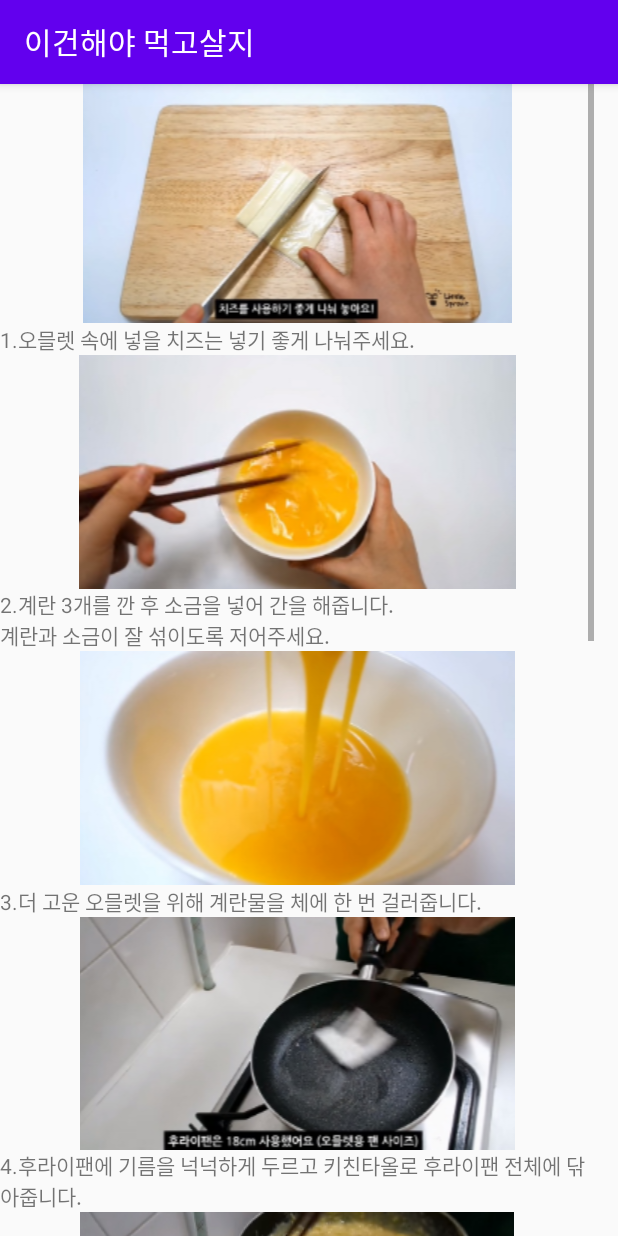
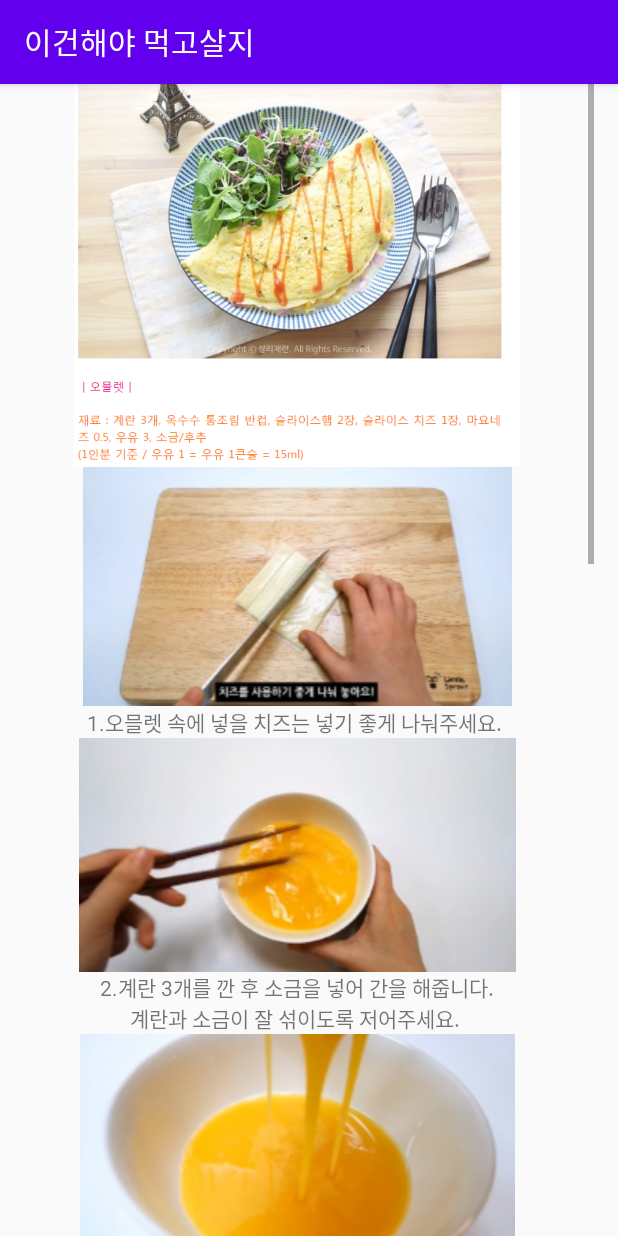
Before and after one commit to HAseungcheol/review, an Android app: the EggActivity screen opened directly, with no data from a screen before it, on a phone screen of 412 x 824 dp. Run offline under Robolectric (Android 15) with nearby library versions, the phone set to English and light mode, and no system bars.

Commit message:
2020-04-29(1)

```diff
--- a/menu/src/main/res/layout/activity_egg.xml
+++ b/menu/src/main/res/layout/activity_egg.xml
@@ -15,6 +15,12 @@
             android:orientation="vertical" >
 
             <ImageView
+                android:id="@+id/imageView3"
+                android:layout_width="match_parent"
+                android:layout_height="255dp"
+                app:srcCompat="@drawable/eeg0PNG" />
+
+            <ImageView
                 android:id="@+id/imageView4"
                 android:layout_width="396dp"
                 android:layout_height="wrap_content"
@@ -25,6 +31,7 @@
                 android:id="@+id/textView5"
                 android:layout_width="match_parent"
                 android:layout_height="wrap_content"
+                android:gravity="center"
                 android:text="1.오믈렛 속에 넣을 치즈는 넣기 좋게 나눠주세요.	" />
 
             <ImageView
@@ -37,6 +44,7 @@
                 android:id="@+id/textView8"
                 android:layout_width="match_parent"
                 android:layout_height="wrap_content"
+                android:gravity="center"
                 android:text="2.계란 3개를 깐 후 소금을 넣어 간을 해줍니다.\n계란과 소금이 잘 섞이도록 저어주세요. " />
 
             <ImageView
@@ -49,6 +57,7 @@
                 android:id="@+id/textView9"
                 android:layout_width="match_parent"
                 android:layout_height="wrap_content"
+                android:gravity="center"
                 android:text="3.더 고운 오믈렛을 위해 계란물을 체에 한 번 걸러줍니다." />
 
             <ImageView
@@ -61,6 +70,7 @@
                 android:id="@+id/textView10"
                 android:layout_width="match_parent"
                 android:layout_height="wrap_content"
+                android:gravity="center"
                 android:text="4.후라이팬에 기름을 넉넉하게 두르고 키친타올로 후라이팬 전체에 닦아줍니다." />
 
             <ImageView
@@ -73,6 +83,7 @@
                 android:id="@+id/textView11"
                 android:layout_width="match_parent"
                 android:layout_height="wrap_content"
+                android:gravity="center"
                 android:text="5.불은 약불로 맞추고, 계란물을 후라이팬에 붓습니다. 젓가락으로 휘휘 저으며 고운 스크램블을 만들어 주세요. \n 사진에 나오는 정도가 되면 그만 저으셔도 됩니다." />
 
             <ImageView
@@ -85,6 +96,7 @@
                 android:id="@+id/textView12"
                 android:layout_width="match_parent"
                 android:layout_height="wrap_content"
+                android:gravity="center"
                 android:text="6.스크램블 위에 오믈렛 속이 될 치즈를 넣어 줍니다. \n 후라이팬을 확 기울인 상태에서 스크램블 끝 부분을 안으로 접어줍니다." />
 
             <ImageView
@@ -97,6 +109,7 @@
                 android:id="@+id/textView13"
                 android:layout_width="match_parent"
                 android:layout_height="wrap_content"
+                android:gravity="center"
                 android:text="7.반을 안으로 접은 후 후라이팬과 젓가락을 이용해 전체적으로 앞으로 밀어줍니다. \n 그리고 손목 스냅과 젓가락을 이용해 뒤집어 주세요. " />
 
             <ImageView
@@ -109,6 +122,7 @@
                 android:id="@+id/textView14"
                 android:layout_width="match_parent"
                 android:layout_height="wrap_content"
+                android:gravity="center"
                 android:text="8.뒤집은 후 후라이팬의 둥근 벽면을 이용해 모양을 잡아줍니다. \n 반대쪽도 마찬가지로 모양을 잡아줍니다." />
         </LinearLayout>
     </ScrollView>
```
Also changed, not shown: menu/src/main/res/drawable/eeg0PNG.PNG (added).
